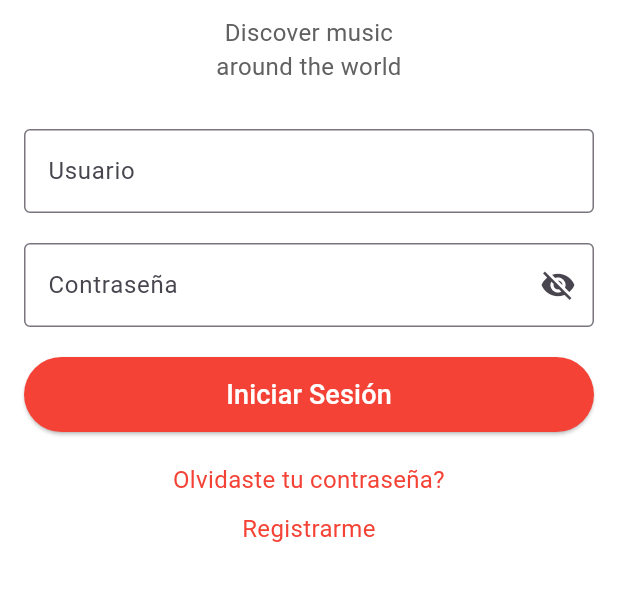
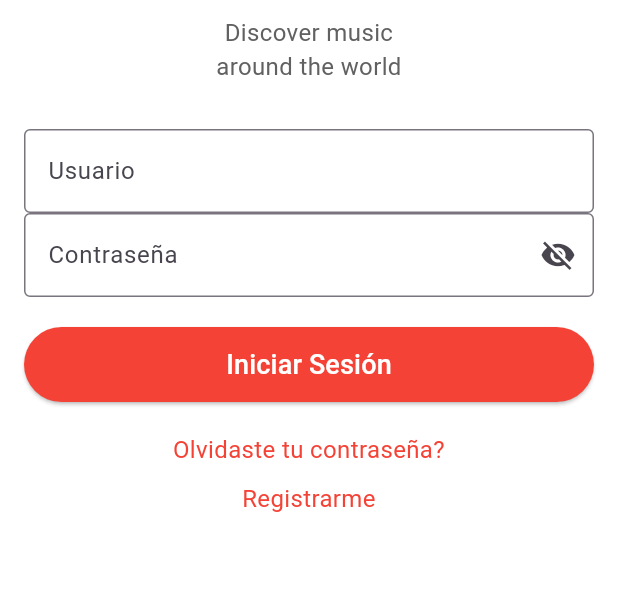
Before and after one commit to AlanCoutinhoD/KenStudio, a Flutter app: the screen it shows after launch, on a phone screen of 412 x 824 dp, the part 339-940 px from its top. Run offline on Flutter 3.47's test engine with Material 3 defaults, Android fonts, the phone set to English and light mode, and no system bars; our stand-ins replace fl_chart, geocoding, geolocator, image_picker, shared_preferences, video_player; accounts and stored records are empty.

Commit message:
final commit

```diff
--- a/lib/screens/login.dart
+++ b/lib/screens/login.dart
@@ -125,11 +125,14 @@ class _LoginScreenState extends State<LoginScreen> {
     labelText: 'Usuario',
     border: OutlineInputBorder(),
   ),
+  autocorrect: false, // Desactiva el autocorrector
+  enableSuggestions: false, // Desactiva las sugerencias
+  keyboardType: TextInputType.text, // Configura el tipo de teclado
 ),
-                SizedBox(height: 20),
+
 TextField(
   controller: _passwordController,
-                  obscureText: _isPasswordHidden, // Cambia según el estado
+  obscureText: _isPasswordHidden,
   decoration: InputDecoration(
     labelText: 'Contraseña',
     border: OutlineInputBorder(),
@@ -139,12 +142,16 @@ class _LoginScreenState extends State<LoginScreen> {
       ),
       onPressed: () {
         setState(() {
-                          _isPasswordHidden = !_isPasswordHidden; // Cambiar visibilidad
+          _isPasswordHidden = !_isPasswordHidden;
         });
       },
     ),
   ),
+  autocorrect: false, // Desactiva el autocorrector
+  enableSuggestions: false, // Desactiva las sugerencias
+  keyboardType: TextInputType.visiblePassword,
 ),
+
                 SizedBox(height: 20),
                 ElevatedButton(
                   style: ElevatedButton.styleFrom(
```
Also changed, not shown: lib/screens/videos.dart (+4 -4 lines). Lines whose indentation alone changed are shown as unchanged.
